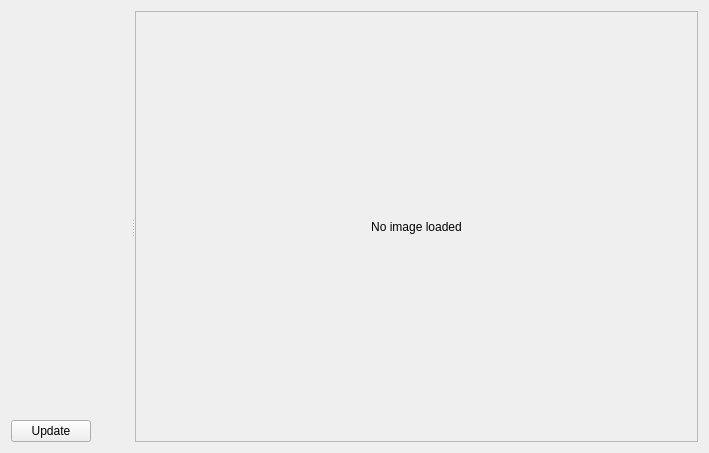
KDE/krita, file plugins/impex/raw/wdgrawimport.ui: the form before one commit.
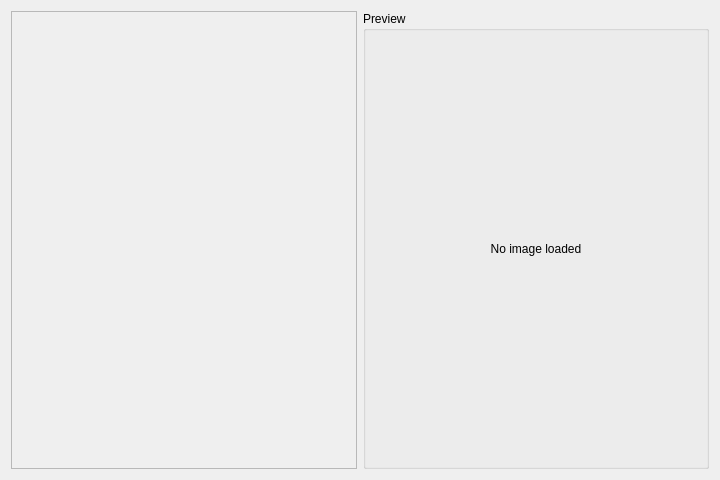
The form after the commit. Custom widgets are drawn as their Qt base class.

Commit message: RAW: improve layout and use the system Apply button instead of a custom one

The edit to the form file:
```diff
--- a/plugins/impex/raw/wdgrawimport.ui
+++ b/plugins/impex/raw/wdgrawimport.ui
@@ -10,88 +10,47 @@
    <rect>
     <x>0</x>
     <y>0</y>
-    <width>709</width>
-    <height>453</height>
+    <width>720</width>
+    <height>480</height>
    </rect>
   </property>
-  <layout class="QGridLayout" name="gridLayout_3">
-   <item column="0" row="0">
-    <widget class="QSplitter" name="splitter">
-     <property name="orientation">
-      <enum>Qt::Horizontal</enum>
-     </property>
-     <widget class="QWidget" name="layoutWidget">
-      <layout class="QGridLayout" name="gridLayout_2">
-       <item column="0" row="0">
-        <widget class="KDcrawIface::DcrawSettingsWidget" name="rawSettings"/>
-       </item>
-       <item column="0" row="2">
+  <property name="minimumSize">
+   <size>
+    <width>720</width>
+    <height>480</height>
+   </size>
+  </property>
         <layout class="QHBoxLayout" name="horizontalLayout">
          <item>
-          <widget class="QPushButton" name="pushButtonUpdate">
-           <property name="text">
-            <string>Update</string>
-           </property>
-          </widget>
-         </item>
-         <item>
-          <spacer name="horizontalSpacer">
-           <property name="orientation">
-            <enum>Qt::Horizontal</enum>
-           </property>
-           <property name="sizeHint" stdset="0">
-            <size>
-             <width>40</width>
-             <height>20</height>
-            </size>
-           </property>
-          </spacer>
-         </item>
-        </layout>
-       </item>
-       <item column="0" row="1">
-        <spacer name="verticalSpacer">
-         <property name="orientation">
-          <enum>Qt::Vertical</enum>
-         </property>
-         <property name="sizeHint" stdset="0">
-          <size>
-           <width>20</width>
-           <height>40</height>
-          </size>
-         </property>
-        </spacer>
-       </item>
-      </layout>
-     </widget>
-     <widget class="QScrollArea" name="scrollArea">
+    <widget class="KDcrawIface::DcrawSettingsWidget" name="rawSettings">
       <property name="sizePolicy">
-       <sizepolicy hsizetype="Expanding" vsizetype="Expanding">
-        <horstretch>100</horstretch>
+      <sizepolicy hsizetype="Preferred" vsizetype="Preferred">
+       <horstretch>0</horstretch>
         <verstretch>0</verstretch>
        </sizepolicy>
       </property>
+     <property name="frameShadow">
+      <enum>QFrame::Plain</enum>
+     </property>
+     <property name="horizontalScrollBarPolicy">
+      <enum>Qt::ScrollBarAlwaysOff</enum>
+     </property>
+     <property name="sizeAdjustPolicy">
+      <enum>QAbstractScrollArea::AdjustToContents</enum>
+     </property>
       <property name="widgetResizable">
        <bool>true</bool>
       </property>
-      <widget class="QWidget" name="scrollAreaWidgetContents">
-       <property name="geometry">
-        <rect>
-         <x>0</x>
-         <y>0</y>
-         <width>560</width>
-         <height>439</height>
-        </rect>
-       </property>
-       <layout class="QGridLayout" name="gridLayout">
-        <item column="0" row="0">
+    </widget>
+   </item>
+   <item>
+    <widget class="QGroupBox" name="groupBox">
+     <property name="title">
+      <string>Preview</string>
+     </property>
+     <layout class="QVBoxLayout" name="verticalLayout">
+      <item>
          <widget class="QLabel" name="preview">
-          <property name="minimumSize">
-           <size>
-            <width>250</width>
-            <height>0</height>
-           </size>
-          </property>
           <property name="text">
            <string>No image loaded</string>
           </property>
@@ -102,15 +61,13 @@
         </item>
        </layout>
       </widget>
-     </widget>
-    </widget>
    </item>
   </layout>
  </widget>
  <customwidgets>
   <customwidget>
    <class>KDcrawIface::DcrawSettingsWidget</class>
-   <extends>QWidget</extends>
+   <extends>QScrollArea</extends>
    <header>3rdparty/libkdcraw/src/dcrawsettingswidget.h</header>
    <container>1</container>
   </customwidget>
```
Left out of the diff: 5 changed lines with no effect on the pictures. Lines whose indentation alone changed are shown as unchanged. The commit also changes 1 other file.
